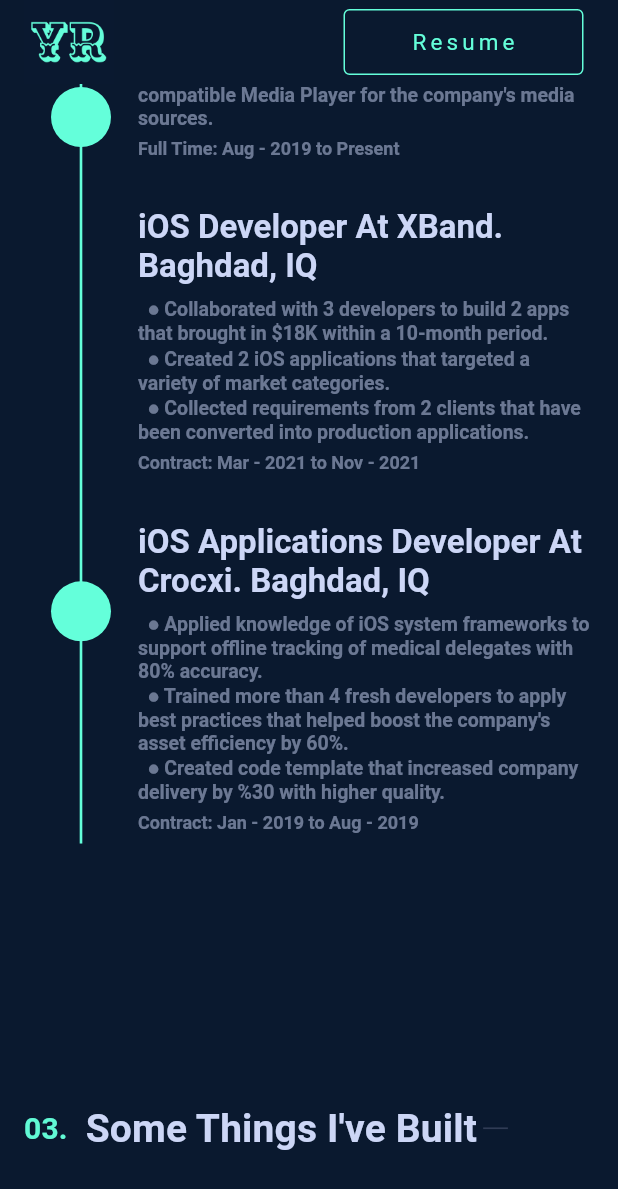
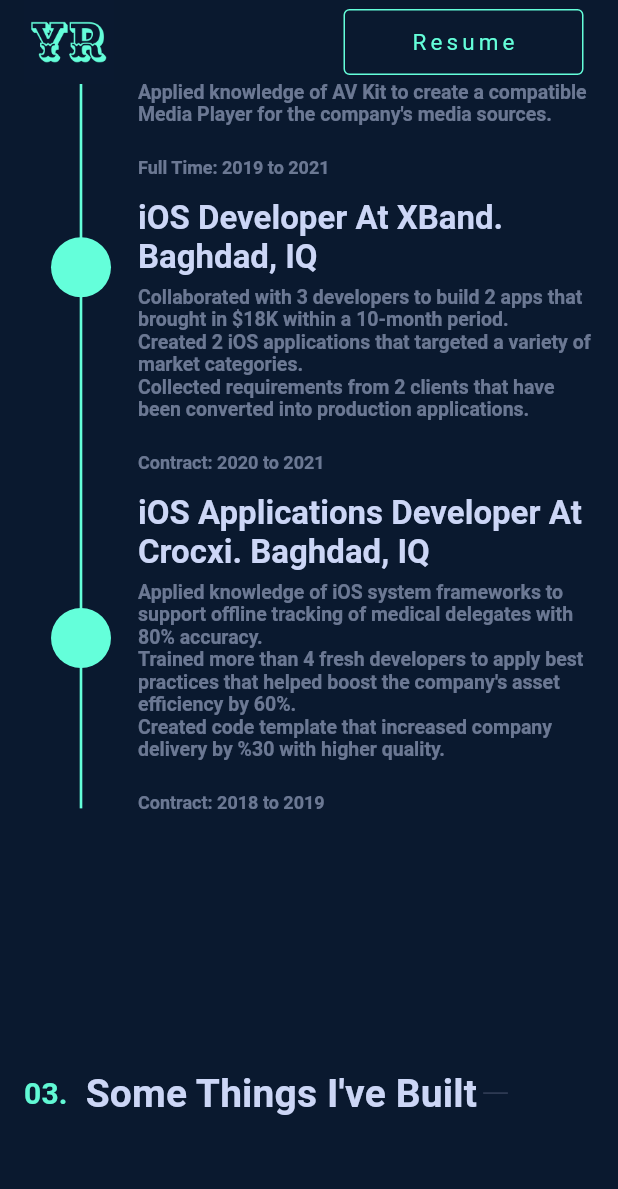
Before and after one commit to yasirdx777/dx_portfolio, a Flutter app: the screen it shows after launch, scrolled down 2304 dp, on a phone screen of 412 x 824 dp. Shown: the top 1189 px of the screen. Run offline on Flutter 3.47's test engine with Material 2 defaults, Android fonts, the phone set to English and light mode, and no system bars; our stand-ins replace font_awesome_flutter, scroll_to_index.

Commit message:
release 1.1.0+2

```diff
--- a/lib/ui/mobile_home.dart
+++ b/lib/ui/mobile_home.dart
@@ -118,32 +118,13 @@
                 height: size.height * 0.04,
               ),
               CustomText(
-                text: "I build things for the iOS and Android.",
+                text: "I'm a mobile application developer specialized in iOS development.",
                 textsize: 42.0,
                 color: const Color(0xffCCD6F6).withOpacity(0.6),
                 fontWeight: FontWeight.w700,
               ),
               SizedBox(
                 height: size.height * 0.04,
-              ),
-              Padding(
-                padding: const EdgeInsets.symmetric(horizontal: 8.0),
-                child: Wrap(
-                  children: const [
-                    Text(
-                      "I'm a mobile application developer based in Suli, IQ specializing in building (and occasionally designing) exceptional applications.",
-                      style: TextStyle(
-                        color: Colors.grey,
-                        fontSize: 15.0,
-                        letterSpacing: 2.75,
-                        wordSpacing: 0.75,
-                      ),
-                    )
-                  ],
-                ),
-              ),
-              SizedBox(
-                height: size.height * 0.06,
               ),
 
               InkWell(
--- a/lib/ui/work.dart
+++ b/lib/ui/work.dart
@@ -86,6 +86,10 @@
                               backgroundColor: Color(0xff64FFDA),
                               child: SizedBox(),
                             ),
+                            CircleAvatar(
+                              backgroundColor: Color(0xff64FFDA),
+                              child: SizedBox(),
+                            ),
                           ],
                         ))
                       ],
--- a/lib/widget/mobile_work.dart
+++ b/lib/widget/mobile_work.dart
@@ -57,6 +57,10 @@
                               backgroundColor: Color(0xff64FFDA),
                               child: SizedBox(),
                             ),
+                            CircleAvatar(
+                              backgroundColor: Color(0xff64FFDA),
+                              child: SizedBox(),
+                            ),
                           ],
                         ))
                       ],
--- a/lib/widget/mobile_work_box.dart
+++ b/lib/widget/mobile_work_box.dart
@@ -11,22 +11,29 @@
       crossAxisAlignment: CrossAxisAlignment.start,
       children: const [
         WorkCustomData(
-          title: "Lead Mobile Applications Developer At We are iQ. Sulaymaniyah, IQ",
+          title:
+              "Lead Mobile Applications Developer At We Are iQ. Sulaymaniyah, IQ",
           subTitle:
-              "  ‣ Lead Mobile Applications Developer (2021 - 2022)\n   ● Led a team of two mobile application developers to build an app with +4 star reviews.\n   ● Collaborated with the scrum team of 8 to translate company requirements into a production app.\n   ● Improved product quality by 60% through code reviews, and collaborating with designers to apply the best UX principles which increased app downloads by 45%.\n   ● Received IFA for Best New Mobile Internet App in Iraq and received an acknowledgement letter.\n  ‣ Mobile Applications Developer (2019 - 2021)\n   ● Performed the technical design and implementation of 8 complex iOS and Android apps.\n   ● Achieved over 400k downloads on the App Store and Google Play.\n   ● Applied best practices in system design to improve codebase scalability and maintainability.\n   ● Achieved 95% accessibility by following Apple's human interface guidelines in iOS apps.\n   ● Applied knowledge of AV Kit to create a compatible Media Player for the company's media sources.",
-          duration: "Full Time: Aug - 2019 to Present",
+              "Led a team of two mobile application developers to build an app with +4 star reviews.\nCollaborated with the scrum team of 8 to translate company requirements into a production app.\nImproved product quality by 60% through code reviews, and collaborating with designers to apply the best UX principles which increased app downloads by 45%.\nReceived IFA for Best New Mobile Internet App in Iraq and received an acknowledgement letter.\n",
+          duration: "Full Time: 2021 to Present",
+        ),
+        WorkCustomData(
+          title: "Mobile Applications Developer At We Are iQ. Sulaymaniyah, IQ",
+          subTitle:
+              "Performed the technical design and implementation of 8 complex iOS and Android apps.\nAchieved over 400k downloads on the App Store and Google Play.\nApplied best practices in system design to improve codebase scalability and maintainability.\nAchieved 95% accessibility by following Apple's human interface guidelines in iOS apps.\nApplied knowledge of AV Kit to create a compatible Media Player for the company's media sources.\n",
+          duration: "Full Time: 2019 to 2021",
         ),
         WorkCustomData(
           title: "iOS Developer At XBand. Baghdad, IQ",
           subTitle:
-              "  ● Collaborated with 3 developers to build 2 apps that brought in \$18K within a 10-month period.\n  ● Created 2 iOS applications that targeted a variety of market categories.\n  ● Collected requirements from 2 clients that have been converted into production applications.",
-          duration: "Contract: Mar - 2021 to Nov - 2021",
+              "Collaborated with 3 developers to build 2 apps that brought in \$18K within a 10-month period.\nCreated 2 iOS applications that targeted a variety of market categories.\nCollected requirements from 2 clients that have been converted into production applications.\n",
+          duration: "Contract: 2020 to 2021",
         ),
         WorkCustomData(
           title: "iOS Applications Developer At Crocxi. Baghdad, IQ",
           subTitle:
-              "  ● Applied knowledge of iOS system frameworks to support offline tracking of medical delegates with 80% accuracy.\n  ● Trained more than 4 fresh developers to apply best practices that helped boost the company's asset efficiency by 60%.\n  ● Created code template that increased company delivery by %30 with higher quality.",
-          duration: "Contract: Jan - 2019 to Aug - 2019",
+              "Applied knowledge of iOS system frameworks to support offline tracking of medical delegates with 80% accuracy.\nTrained more than 4 fresh developers to apply best practices that helped boost the company's asset efficiency by 60%.\nCreated code template that increased company delivery by %30 with higher quality.\n",
+          duration: "Contract: 2018 to 2019",
         ),
       ],
     );
--- a/lib/widget/work_box.dart
+++ b/lib/widget/work_box.dart
@@ -11,22 +11,29 @@
       crossAxisAlignment: CrossAxisAlignment.start,
       children: const [
         WorkCustomData(
-          title: "Lead Mobile Applications Developer At We are iQ. Sulaymaniyah, IQ",
+          title:
+              "Lead Mobile Applications Developer At We Are iQ. Sulaymaniyah, IQ",
           subTitle:
-              "  ‣ Lead Mobile Applications Developer (2021 - 2022)\n   ● Led a team of two mobile application developers to build an app with +4 star reviews.\n   ● Collaborated with the scrum team of 8 to translate company requirements into a production app.\n   ● Improved product quality by 60% through code reviews, and collaborating with designers to apply the best UX principles which increased app downloads by 45%.\n   ● Received IFA for Best New Mobile Internet App in Iraq and received an acknowledgement letter.\n  ‣ Mobile Applications Developer (2019 - 2021)\n   ● Performed the technical design and implementation of 8 complex iOS and Android apps.\n   ● Achieved over 400k downloads on the App Store and Google Play.\n   ● Applied best practices in system design to improve codebase scalability and maintainability.\n   ● Achieved 95% accessibility by following Apple's human interface guidelines in iOS apps.\n   ● Applied knowledge of AV Kit to create a compatible Media Player for the company's media sources.",
-          duration: "Full Time: Aug - 2019 to Present",
+              "Led a team of two mobile application developers to build an app with +4 star reviews.\nCollaborated with the scrum team of 8 to translate company requirements into a production app.\nImproved product quality by 60% through code reviews, and collaborating with designers to apply the best UX principles which increased app downloads by 45%.\nReceived IFA for Best New Mobile Internet App in Iraq and received an acknowledgement letter.\n",
+          duration: "Full Time: 2021 to Present",
+        ),
+        WorkCustomData(
+          title: "Mobile Applications Developer At We Are iQ. Sulaymaniyah, IQ",
+          subTitle:
+              "Performed the technical design and implementation of 8 complex iOS and Android apps.\nAchieved over 400k downloads on the App Store and Google Play.\nApplied best practices in system design to improve codebase scalability and maintainability.\nAchieved 95% accessibility by following Apple's human interface guidelines in iOS apps.\nApplied knowledge of AV Kit to create a compatible Media Player for the company's media sources.\n",
+          duration: "Full Time: 2019 to 2021",
         ),
         WorkCustomData(
           title: "iOS Developer At XBand. Baghdad, IQ",
           subTitle:
-              "  ● Collaborated with 3 developers to build 2 apps that brought in \$18K within a 10-month period.\n  ● Created 2 iOS applications that targeted a variety of market categories.\n  ● Collected requirements from 2 clients that have been converted into production applications.",
-          duration: "Contract: Mar - 2021 to Nov - 2021",
+              "Collaborated with 3 developers to build 2 apps that brought in \$18K within a 10-month period.\nCreated 2 iOS applications that targeted a variety of market categories.\nCollected requirements from 2 clients that have been converted into production applications.\n",
+          duration: "Contract: 2020 to 2021",
         ),
         WorkCustomData(
           title: "iOS Applications Developer At Crocxi. Baghdad, IQ",
           subTitle:
-              "  ● Applied knowledge of iOS system frameworks to support offline tracking of medical delegates with 80% accuracy.\n  ● Trained more than 4 fresh developers to apply best practices that helped boost the company's asset efficiency by 60%.\n  ● Created code template that increased company delivery by %30 with higher quality.",
-          duration: "Contract: Jan - 2019 to Aug - 2019",
+              "Applied knowledge of iOS system frameworks to support offline tracking of medical delegates with 80% accuracy.\nTrained more than 4 fresh developers to apply best practices that helped boost the company's asset efficiency by 60%.\nCreated code template that increased company delivery by %30 with higher quality.\n",
+          duration: "Contract: 2018 to 2019",
         ),
       ],
     );
--- a/pubspec.yaml
+++ b/pubspec.yaml
@@ -15,7 +15,7 @@
 # In iOS, build-name is used as CFBundleShortVersionString while build-number used as CFBundleVersion.
 # Read more about iOS versioning at
 # https://developer.apple.com/library/archive/documentation/General/Reference/InfoPlistKeyReference/Articles/CoreFoundationKeys.html
-version: 1.0.0+1
+version: 1.1.0+1
 
 environment:
   sdk: ">=2.17.1 <3.0.0"
```
Also changed, not shown: lib/ui/home_page.dart (+1 -17 lines).
